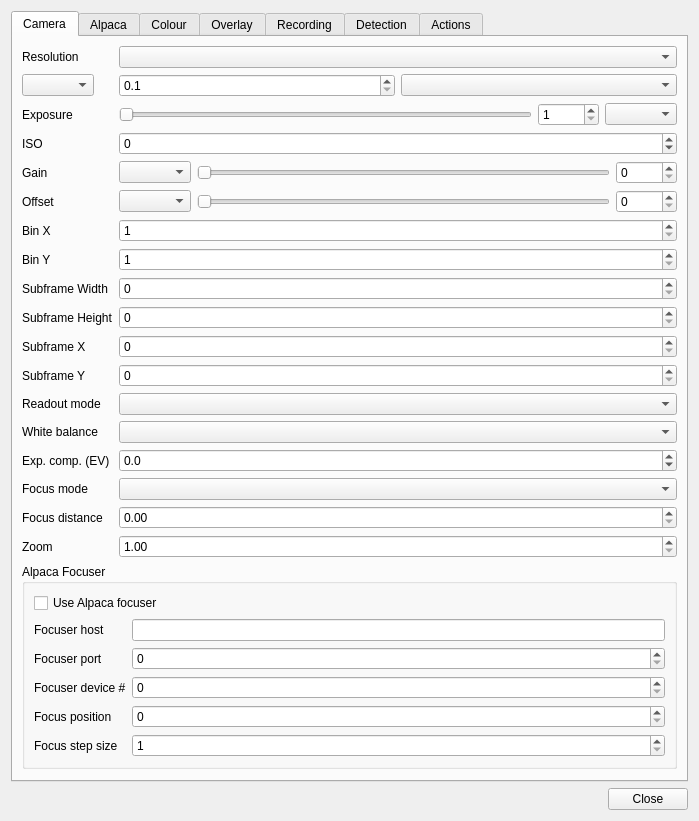
The window that plugins/feature/camera/camerasettingsdialog.ui (srcejon/sdrangel) describes before a commit, drawn with Qt 5.
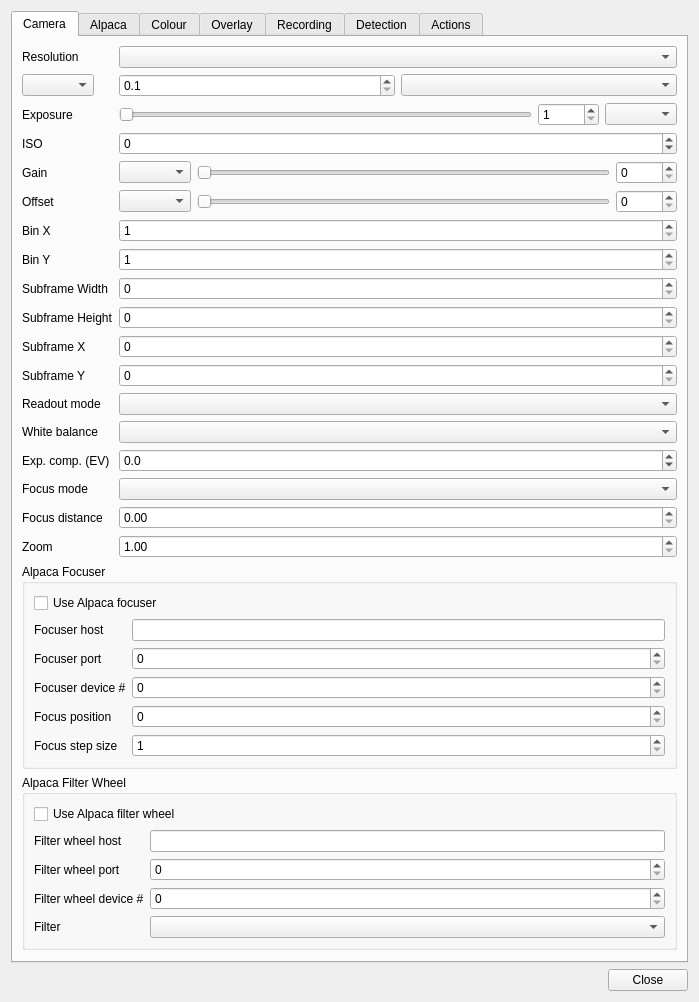
The same window after the commit. Icons and pictures are not drawn.

Commit message: Add Alpaca filter wheel support

What changed in the file:
```diff
--- a/plugins/feature/camera/camerasettingsdialog.ui
+++ b/plugins/feature/camera/camerasettingsdialog.ui
@@ -665,11 +665,79 @@
             </property>
            </widget>
           </item>
-         </layout>
-        </widget>
-       </item>
-       <item>
-        <spacer name="verticalSpacer_5">
+        </layout>
+       </widget>
+      </item>
+      <item>
+       <widget class="QGroupBox" name="alpacaFilterWheelGroup">
+        <property name="title">
+         <string>Alpaca Filter Wheel</string>
+        </property>
+        <layout class="QFormLayout" name="alpacaFilterWheelLayout">
+         <item row="0" column="0" colspan="2">
+          <widget class="QCheckBox" name="alpacaFilterWheelEnabledCheck">
+           <property name="text">
+            <string>Use Alpaca filter wheel</string>
+           </property>
+          </widget>
+         </item>
+         <item row="1" column="0">
+          <widget class="QLabel" name="alpacaFilterWheelHostLabel">
+           <property name="text">
+            <string>Filter wheel host</string>
+           </property>
+          </widget>
+         </item>
+         <item row="1" column="1">
+          <widget class="QLineEdit" name="alpacaFilterWheelHostEdit"/>
+         </item>
+         <item row="2" column="0">
+          <widget class="QLabel" name="alpacaFilterWheelPortLabel">
+           <property name="text">
+            <string>Filter wheel port</string>
+           </property>
+          </widget>
+         </item>
+         <item row="2" column="1">
+          <widget class="QSpinBox" name="alpacaFilterWheelPortSpin">
+           <property name="maximum">
+            <number>65535</number>
+           </property>
+          </widget>
+         </item>
+         <item row="3" column="0">
+          <widget class="QLabel" name="alpacaFilterWheelDeviceNumberLabel">
+           <property name="text">
+            <string>Filter wheel device #</string>
+           </property>
+          </widget>
+         </item>
+         <item row="3" column="1">
+          <widget class="QSpinBox" name="alpacaFilterWheelDeviceNumberSpin">
+           <property name="maximum">
+            <number>1024</number>
+           </property>
+          </widget>
+         </item>
+         <item row="4" column="0">
+          <widget class="QLabel" name="alpacaFilterWheelPositionLabel">
+           <property name="text">
+            <string>Filter</string>
+           </property>
+          </widget>
+         </item>
+         <item row="4" column="1">
+          <widget class="QComboBox" name="alpacaFilterWheelPositionCombo">
+           <property name="toolTip">
+            <string>Filter wheel position using the Alpaca names list</string>
+           </property>
+          </widget>
+         </item>
+        </layout>
+       </widget>
+      </item>
+      <item>
+       <spacer name="verticalSpacer_5">
          <property name="orientation">
           <enum>Qt::Orientation::Vertical</enum>
          </property>
```
Left out of the diff: 2 changed lines with no effect on the pictures. The commit also changes 6 other files.
